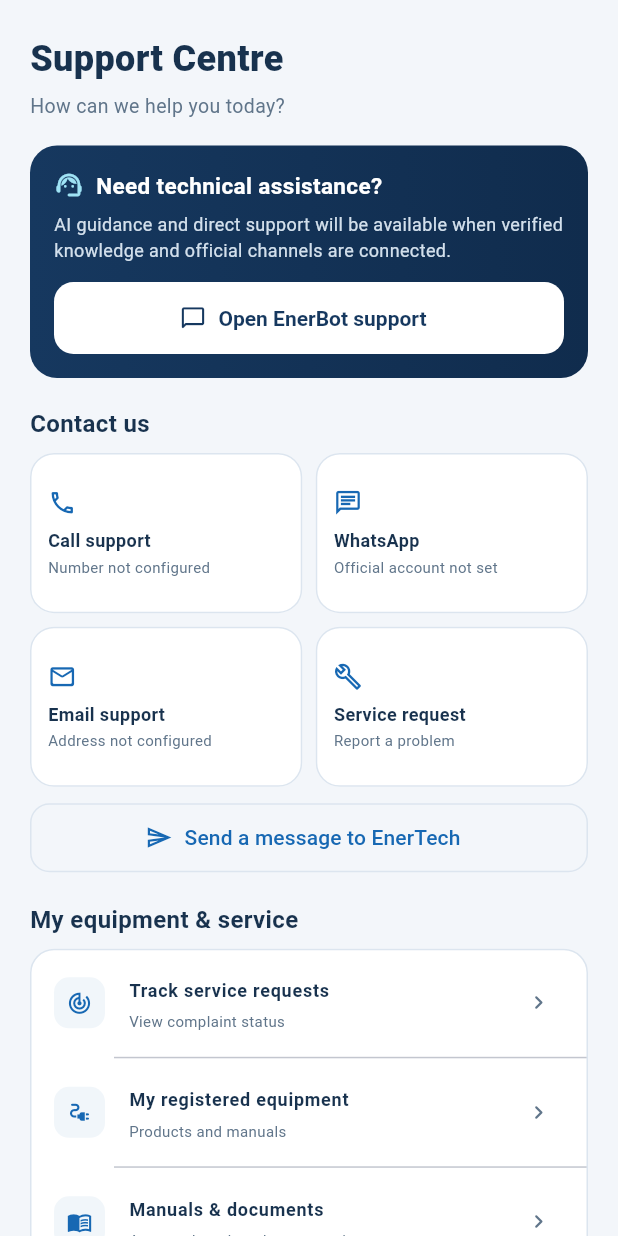
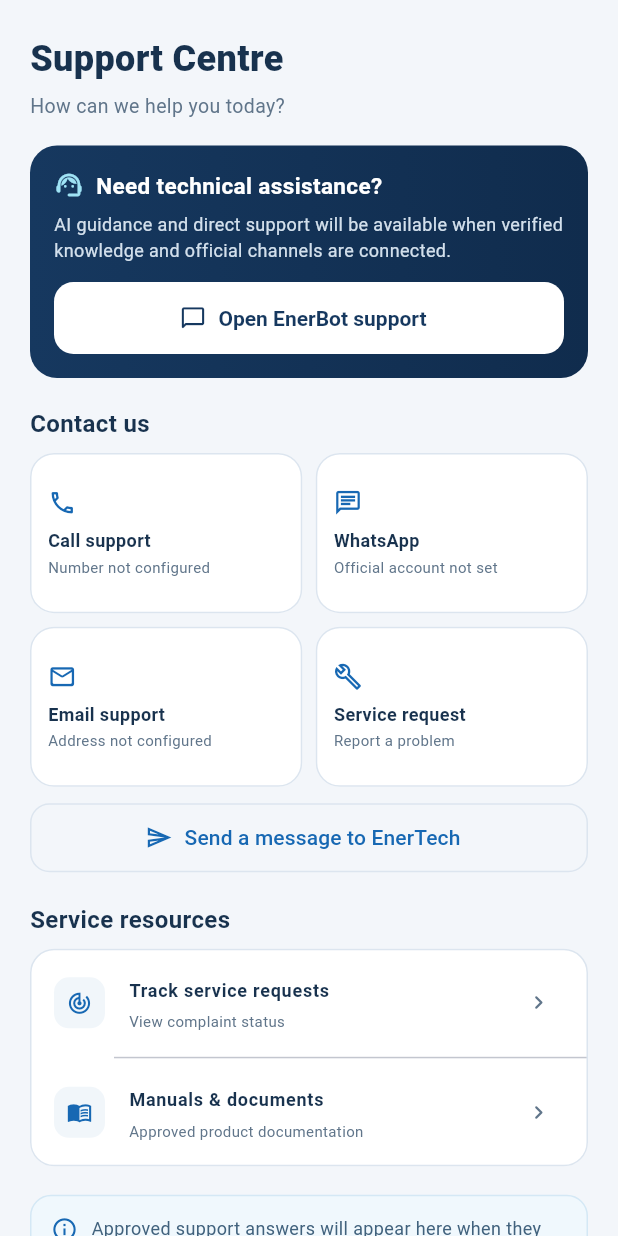
Before and after one commit to ShubhamAnap/enertech-app, a Flutter app: the SupportScreen widget shown alone on an empty page, opened directly with empty values, on a phone screen of 412 x 824 dp. Run offline on Flutter 3.47's test engine with Material 3 defaults, Android fonts, the phone set to English and light mode, and no system bars; our stand-ins replace firebase_auth, firebase_core, flutter_dotenv, google_sign_in, material_ui, shared_preferences and 1 more; accounts and stored records are empty; network calls fail.

Commit message:
Address audit findings and update project status

```diff
--- a/apps/mobile/lib/screens/support_screen.dart
+++ b/apps/mobile/lib/screens/support_screen.dart
@@ -5,7 +5,6 @@ import '../theme/app_theme.dart';
 import '../widgets/app_components.dart';
 import 'chat_support_screen.dart';
 import 'contact_inquiry_screen.dart';
-import 'equipment_screen.dart';
 import 'information_library_screen.dart';
 import 'service_request_screen.dart';
 
@@ -279,7 +278,7 @@ class SupportScreen extends StatelessWidget {
             ),
           ],
           const SizedBox(height: 19),
-          const SectionTitle(title: 'My equipment & service'),
+          const SectionTitle(title: 'Service resources'),
           const SizedBox(height: 8),
           Card(
             child: Column(
@@ -292,17 +291,6 @@ class SupportScreen extends StatelessWidget {
                 ),
                 const Divider(height: 1, indent: 56),
                 _SupportRow(
-                  icon: Icons.electrical_services_outlined,
-                  title: 'My registered equipment',
-                  detail: 'Products and manuals',
-                  onTap: () => Navigator.of(context).push(
-                    MaterialPageRoute<void>(
-                      builder: (_) => const EquipmentScreen(),
-                    ),
-                  ),
-                ),
-                const Divider(height: 1, indent: 56),
-                _SupportRow(
                   icon: Icons.menu_book_outlined,
                   title: 'Manuals & documents',
                   detail: 'Approved product documentation',
@@ -311,20 +299,6 @@ class SupportScreen extends StatelessWidget {
                       builder: (_) => const InformationLibraryScreen(
                         title: 'Manuals & documents',
                         icon: Icons.menu_book_outlined,
-                      ),
-                    ),
-                  ),
-                ),
-                const Divider(height: 1, indent: 56),
-                _SupportRow(
-                  icon: Icons.verified_user_outlined,
-                  title: 'Warranty & AMC',
-                  detail: 'Published coverage documents',
-                  onTap: () => Navigator.of(context).push(
-                    MaterialPageRoute<void>(
-                      builder: (_) => const InformationLibraryScreen(
-                        title: 'Warranty & AMC',
-                        icon: Icons.verified_user_outlined,
                       ),
                     ),
                   ),
```
